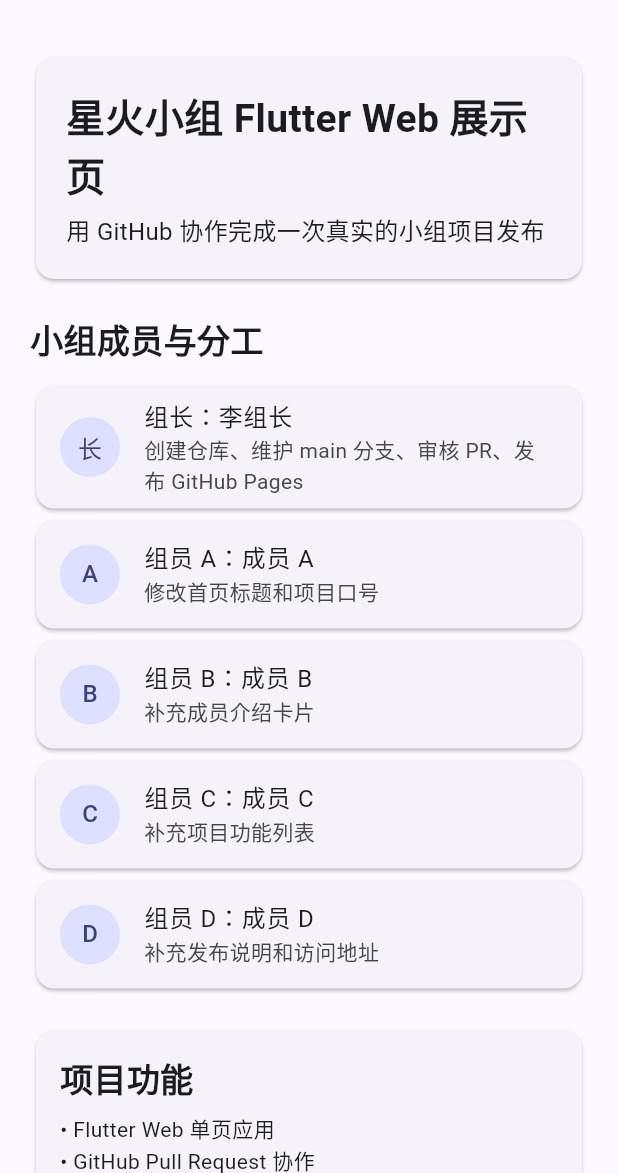
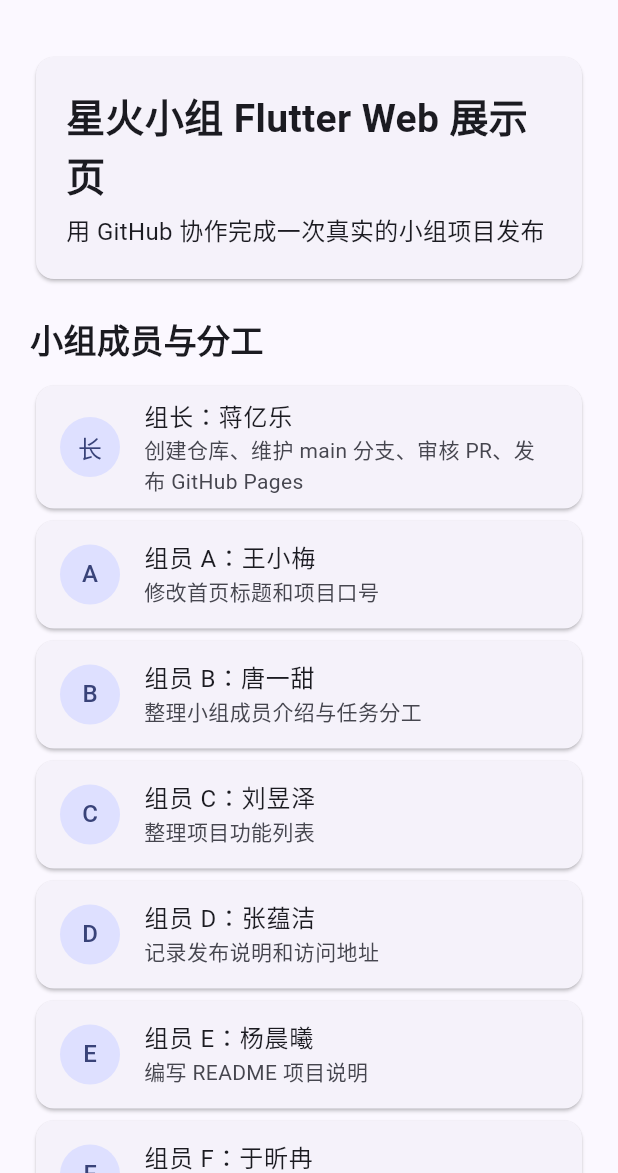
Before and after one commit to Dawncxxy/group-flutter-pages-demo, a Flutter app: the screen it shows after launch, on a phone screen of 412 x 824 dp, the part 63-1236 px from its top. Run offline on Flutter 3.47's test engine with Material 3 defaults, Android fonts, the phone set to English and light mode, and no system bars.

Commit message:
更新小组成员名单与任务分工（7人）

```diff
--- a/lib/main.dart
+++ b/lib/main.dart
@@ -28,11 +28,13 @@ class TeamHomePage extends StatelessWidget {
   static const String projectSlogan = '用 GitHub 协作完成一次真实的小组项目发布';
 
   static const List<TeamMember> members = [
-    TeamMember(role: '组长', name: '李组长', task: '创建仓库、维护 main 分支、审核 PR、发布 GitHub Pages'),
-    TeamMember(role: '组员 A', name: '成员 A', task: '修改首页标题和项目口号'),
-    TeamMember(role: '组员 B', name: '成员 B', task: '补充成员介绍卡片'),
-    TeamMember(role: '组员 C', name: '成员 C', task: '补充项目功能列表'),
-    TeamMember(role: '组员 D', name: '成员 D', task: '补充发布说明和访问地址'),
+    TeamMember(role: '组长', name: '蒋亿乐', task: '创建仓库、维护 main 分支、审核 PR、发布 GitHub Pages'),
+    TeamMember(role: '组员 A', name: '王小梅', task: '修改首页标题和项目口号'),
+    TeamMember(role: '组员 B', name: '唐一甜', task: '整理小组成员介绍与任务分工'),
+    TeamMember(role: '组员 C', name: '刘昱泽', task: '整理项目功能列表'),
+    TeamMember(role: '组员 D', name: '张蕴洁', task: '记录发布说明和访问地址'),
+    TeamMember(role: '组员 E', name: '杨晨曦', task: '编写 README 项目说明'),
+    TeamMember(role: '组员 F', name: '于昕冉', task: '本地测试验收与协助部署'),
   ];
 
   static const List<String> features = [
```
